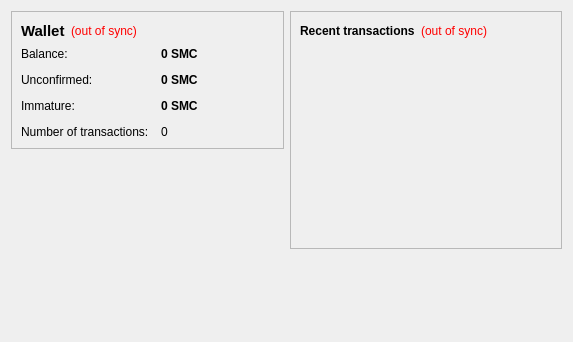
The window that src/qt/forms/overviewpage.ui (Credit-Currency/Credit) describes before a commit, drawn with Qt 5.
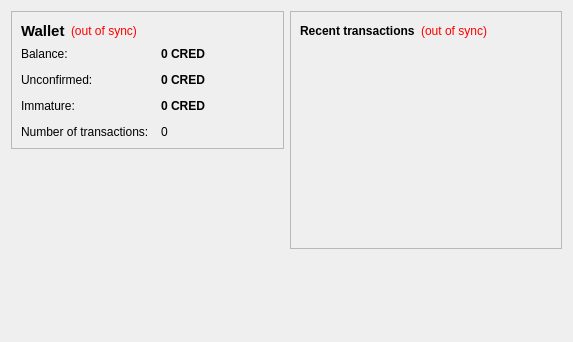
The same window after the commit.

What changed in the file:
```diff
--- a/src/qt/forms/overviewpage.ui
+++ b/src/qt/forms/overviewpage.ui
@@ -105,7 +105,7 @@
              <string>Your current balance</string>
             </property>
             <property name="text">
-             <string notr="true">0 SMC</string>
+             <string notr="true">0 CRED</string>
             </property>
             <property name="textInteractionFlags">
              <set>Qt::LinksAccessibleByMouse|Qt::TextSelectableByKeyboard|Qt::TextSelectableByMouse</set>
@@ -134,7 +134,7 @@
              <string>Total of transactions that have yet to be confirmed, and do not yet count toward the current balance</string>
             </property>
             <property name="text">
-             <string notr="true">0 SMC</string>
+             <string notr="true">0 CRED</string>
             </property>
             <property name="textInteractionFlags">
              <set>Qt::LinksAccessibleByMouse|Qt::TextSelectableByKeyboard|Qt::TextSelectableByMouse</set>
@@ -177,7 +177,7 @@
              <string>Mined balance that has not yet matured</string>
             </property>
             <property name="text">
-             <string notr="true">0 SMC</string>
+             <string notr="true">0 CRED</string>
             </property>
             <property name="textInteractionFlags">
              <set>Qt::LinksAccessibleByMouse|Qt::TextSelectableByKeyboard|Qt::TextSelectableByMouse</set>
```
Left out of the diff: 4 changed lines with no effect on the pictures.
